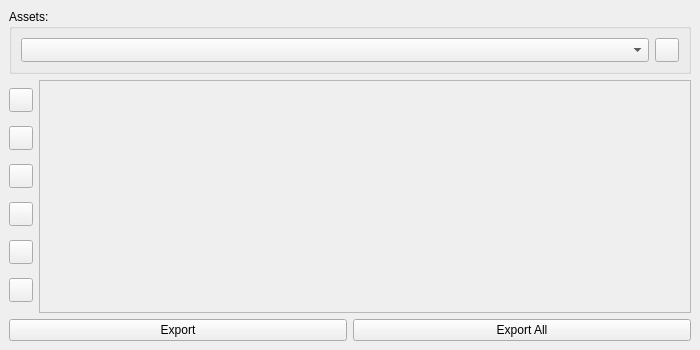
Above: fbx/ui/qfbxsequenceeditor.ui from bhsingleton/dcc before the change. Below: the same form after it.
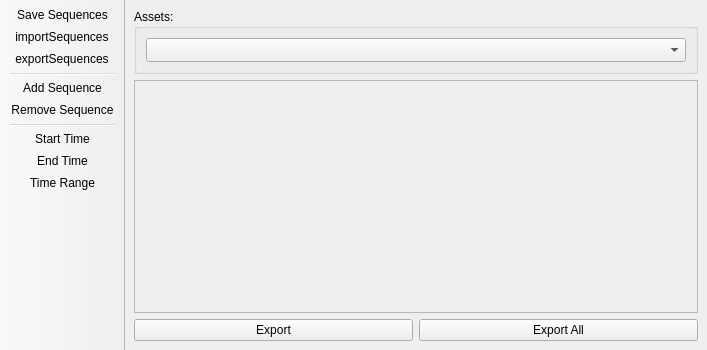
That is the form after the change. Icons and pictures are not drawn.

Diff of the .ui file:
```diff
--- a/fbx/ui/qfbxsequenceeditor.ui
+++ b/fbx/ui/qfbxsequenceeditor.ui
@@ -6,7 +6,7 @@
    <rect>
     <x>0</x>
     <y>0</y>
-    <width>700</width>
+    <width>707</width>
     <height>350</height>
    </rect>
   </property>
@@ -19,6 +19,9 @@
   <property name="windowTitle">
    <string>|| Fbx Sequence Editor</string>
   </property>
+  <property name="documentMode">
+   <bool>false</bool>
+  </property>
   <widget class="QWidget" name="centralwidget">
    <layout class="QVBoxLayout" name="verticalLayout_3">
     <item>
@@ -51,238 +54,27 @@
            </property>
           </widget>
          </item>
-         <item>
-          <widget class="QPushButton" name="savePushButton">
-           <property name="sizePolicy">
-            <sizepolicy hsizetype="Fixed" vsizetype="Fixed">
-             <horstretch>0</horstretch>
-             <verstretch>0</verstretch>
-            </sizepolicy>
-           </property>
-           <property name="minimumSize">
-            <size>
-             <width>24</width>
-             <height>24</height>
-            </size>
-           </property>
-           <property name="maximumSize">
-            <size>
-             <width>24</width>
-             <height>24</height>
-            </size>
-           </property>
-           <property name="text">
-            <string/>
-           </property>
-           <property name="icon">
-            <iconset resource="../../ui/resources.qrc">
-             <normaloff>:/dcc/icons/save_file.png</normaloff>:/dcc/icons/save_file.png</iconset>
-           </property>
-          </widget>
-         </item>
         </layout>
        </item>
       </layout>
      </widget>
     </item>
     <item>
-     <layout class="QHBoxLayout" name="horizontalLayout">
-      <item>
-       <layout class="QVBoxLayout" name="verticalLayout">
-        <item>
-         <widget class="QPushButton" name="addSequencePushButton">
-          <property name="sizePolicy">
-           <sizepolicy hsizetype="Fixed" vsizetype="Fixed">
-            <horstretch>0</horstretch>
-            <verstretch>0</verstretch>
-           </sizepolicy>
-          </property>
-          <property name="minimumSize">
-           <size>
-            <width>24</width>
-            <height>24</height>
-           </size>
-          </property>
-          <property name="maximumSize">
-           <size>
-            <width>24</width>
-            <height>24</height>
-           </size>
-          </property>
-          <property name="text">
-           <string/>
-          </property>
-          <property name="icon">
-           <iconset resource="../../ui/resources.qrc">
-            <normaloff>:/dcc/icons/add.png</normaloff>:/dcc/icons/add.png</iconset>
-          </property>
-         </widget>
-        </item>
-        <item>
-         <widget class="QPushButton" name="removeSequencePushButton">
-          <property name="sizePolicy">
-           <sizepolicy hsizetype="Fixed" vsizetype="Fixed">
-            <horstretch>0</horstretch>
-            <verstretch>0</verstretch>
-           </sizepolicy>
-          </property>
-          <property name="minimumSize">
-           <size>
-            <width>24</width>
-            <height>24</height>
-           </size>
-          </property>
-          <property name="maximumSize">
-           <size>
-            <width>24</width>
-            <height>24</height>
-           </size>
-          </property>
-          <property name="text">
-           <string/>
-          </property>
-          <property name="icon">
-           <iconset resource="../../ui/resources.qrc">
-            <normaloff>:/dcc/icons/remove.png</normaloff>:/dcc/icons/remove.png</iconset>
-          </property>
-         </widget>
-        </item>
-        <item>
-         <widget class="QPushButton" name="startTimePushButton">
-          <property name="sizePolicy">
-           <sizepolicy hsizetype="Fixed" vsizetype="Fixed">
-            <horstretch>0</horstretch>
-            <verstretch>0</verstretch>
-           </sizepolicy>
-          </property>
-          <property name="minimumSize">
-           <size>
-            <width>24</width>
-            <height>24</height>
-           </size>
-          </property>
-          <property name="maximumSize">
-           <size>
-            <width>24</width>
-            <height>24</height>
-           </size>
-          </property>
-          <property name="text">
-           <string/>
-          </property>
-          <property name="icon">
-           <iconset resource="../../ui/resources.qrc">
-            <normaloff>:/dcc/icons/start_time.png</normaloff>:/dcc/icons/start_time.png</iconset>
-          </property>
-         </widget>
-        </item>
-        <item>
-         <widget class="QPushButton" name="endTimePushButton">
-          <property name="sizePolicy">
-           <sizepolicy hsizetype="Fixed" vsizetype="Fixed">
-            <horstretch>0</horstretch>
-            <verstretch>0</verstretch>
-           </sizepolicy>
-          </property>
-          <property name="minimumSize">
-           <size>
-            <width>24</width>
-            <height>24</height>
-           </size>
-          </property>
-          <property name="maximumSize">
-           <size>
-            <width>24</width>
-            <height>24</height>
-           </size>
-          </property>
-          <property name="text">
-           <string/>
-          </property>
-          <property name="icon">
-           <iconset resource="../../ui/resources.qrc">
-            <normaloff>:/dcc/icons/end_time.png</normaloff>:/dcc/icons/end_time.png</iconset>
-          </property>
-         </widget>
-        </item>
-        <item>
-         <widget class="QPushButton" name="timeRangePushButton">
-          <property name="sizePolicy">
-           <sizepolicy hsizetype="Fixed" vsizetype="Fixed">
-            <horstretch>0</horstretch>
-            <verstretch>0</verstretch>
-           </sizepolicy>
-          </property>
-          <property name="minimumSize">
-           <size>
-            <width>24</width>
-            <height>24</height>
-           </size>
-          </property>
-          <property name="maximumSize">
-           <size>
-            <width>24</width>
-            <height>24</height>
-           </size>
-          </property>
-          <property name="text">
-           <string/>
-          </property>
-          <property name="icon">
-           <iconset resource="../../ui/resources.qrc">
-            <normaloff>:/dcc/icons/timeline.png</normaloff>:/dcc/icons/timeline.png</iconset>
-          </property>
-         </widget>
-        </item>
-        <item>
-         <widget class="QPushButton" name="timelinePushButton">
-          <property name="sizePolicy">
-           <sizepolicy hsizetype="Fixed" vsizetype="Fixed">
-            <horstretch>0</horstretch>
-            <verstretch>0</verstretch>
-           </sizepolicy>
-          </property>
-          <property name="minimumSize">
-           <size>
-            <width>24</width>
-            <height>24</height>
-           </size>
-          </property>
-          <property name="maximumSize">
-           <size>
-            <width>24</width>
-            <height>24</height>
-           </size>
-          </property>
-          <property name="text">
-           <string/>
-          </property>
-          <property name="icon">
-           <iconset resource="../../ui/resources.qrc">
-            <normaloff>:/dcc/icons/time.png</normaloff>:/dcc/icons/time.png</iconset>
-          </property>
-         </widget>
-        </item>
-       </layout>
-      </item>
-      <item>
-       <widget class="QScrollArea" name="scrollArea">
-        <property name="widgetResizable">
-         <bool>true</bool>
-        </property>
-        <widget class="QWidget" name="scrollAreaContents">
-         <property name="geometry">
-          <rect>
-           <x>0</x>
-           <y>0</y>
-           <width>646</width>
-           <height>232</height>
-          </rect>
-         </property>
-        </widget>
-       </widget>
-      </item>
-     </layout>
+     <widget class="QScrollArea" name="scrollArea">
+      <property name="widgetResizable">
+       <bool>true</bool>
+      </property>
+      <widget class="QWidget" name="scrollAreaContents">
+       <property name="geometry">
+        <rect>
+         <x>0</x>
+         <y>0</y>
+         <width>656</width>
+         <height>234</height>
+        </rect>
+       </property>
+      </widget>
+     </widget>
     </item>
     <item>
      <layout class="QHBoxLayout" name="buttonLayout">
@@ -304,6 +96,132 @@
     </item>
    </layout>
   </widget>
+  <widget class="QToolBar" name="toolBar">
+   <property name="windowTitle">
+    <string>toolBar</string>
+   </property>
+   <property name="movable">
+    <bool>false</bool>
+   </property>
+   <property name="orientation">
+    <enum>Qt::Vertical</enum>
+   </property>
+   <property name="iconSize">
+    <size>
+     <width>20</width>
+     <height>20</height>
+    </size>
+   </property>
+   <property name="floatable">
+    <bool>true</bool>
+   </property>
+   <attribute name="toolBarArea">
+    <enum>LeftToolBarArea</enum>
+   </attribute>
+   <attribute name="toolBarBreak">
+    <bool>false</bool>
+   </attribute>
+   <addaction name="saveSequencesAction"/>
+   <addaction name="importSequencesAction"/>
+   <addaction name="exportSequencesAction"/>
+   <addaction name="separator"/>
+   <addaction name="addSequenceAction"/>
+   <addaction name="removeSequenceAction"/>
+   <addaction name="separator"/>
+   <addaction name="startTimeAction"/>
+   <addaction name="endTimeAction"/>
+   <addaction name="timeRangeAction"/>
+  </widget>
+  <action name="addSequenceAction">
+   <property name="icon">
+    <iconset resource="../../ui/resources.qrc">
+     <normaloff>:/dcc/icons/add.svg</normaloff>:/dcc/icons/add.svg</iconset>
+   </property>
+   <property name="text">
+    <string>Add Sequence</string>
+   </property>
+  </action>
+  <action name="removeSequenceAction">
+   <property name="icon">
+    <iconset resource="../../ui/resources.qrc">
+     <normaloff>:/dcc/icons/remove.svg</normaloff>:/dcc/icons/remove.svg</iconset>
+   </property>
+   <property name="text">
+    <string>Remove Sequence</string>
+   </property>
+  </action>
+  <action name="startTimeAction">
+   <property name="icon">
+    <iconset resource="../../ui/resources.qrc">
+     <normaloff>:/dcc/icons/start_time.svg</normaloff>:/dcc/icons/start_time.svg</iconset>
+   </property>
+   <property name="text">
+    <string>Start Time</string>
+   </property>
+   <property name="toolTip">
+    <string>LMB adopts start frame. Shift + LMB copies start frame.</string>
+   </property>
+  </action>
+  <action name="endTimeAction">
+   <property name="icon">
+    <iconset resource="../../ui/resources.qrc">
+     <normaloff>:/dcc/icons/end_time.svg</normaloff>:/dcc/icons/end_time.svg</iconset>
+   </property>
+   <property name="text">
+    <string>End Time</string>
+   </property>
+   <property name="toolTip">
+    <string>LMB adopts end frame. Shift + LMB copies end frame.</string>
+   </property>
+  </action>
+  <action name="timeRangeAction">
+   <property name="icon">
+    <iconset resource="../../ui/resources.qrc">
+     <normaloff>:/dcc/icons/timeline.png</normaloff>:/dcc/icons/timeline.png</iconset>
+   </property>
+   <property name="text">
+    <string>Time Range</string>
+   </property>
+   <property name="toolTip">
+    <string>LMB adopts timerange. Shift + LMB copies timerange.</string>
+   </property>
+  </action>
+  <action name="saveSequencesAction">
+   <property name="icon">
+    <iconset resource="../../ui/resources.qrc">
+     <normaloff>:/dcc/icons/save_file.svg</normaloff>:/dcc/icons/save_file.svg</iconset>
+   </property>
+   <property name="text">
+    <string>Save Sequences</string>
+   </property>
+   <property name="toolTip">
+    <string>Saves changes made to sequences</string>
+   </property>
+  </action>
+  <action name="importSequencesAction">
+   <property name="icon">
+    <iconset resource="../../ui/resources.qrc">
+     <normaloff>:/dcc/icons/import_file.svg</normaloff>:/dcc/icons/import_file.svg</iconset>
+   </property>
+   <property name="text">
+    <string>importSequences</string>
+   </property>
+   <property name="toolTip">
+    <string>Import sequences</string>
+   </property>
+  </action>
+  <action name="exportSequencesAction">
+   <property name="icon">
+    <iconset resource="../../ui/resources.qrc">
+     <normaloff>:/dcc/icons/export_file.svg</normaloff>:/dcc/icons/export_file.svg</iconset>
+   </property>
+   <property name="text">
+    <string>exportSequences</string>
+   </property>
+   <property name="toolTip">
+    <string>Export sequences</string>
+   </property>
+  </action>
  </widget>
  <resources>
   <include location="../../ui/resources.qrc"/>
```
